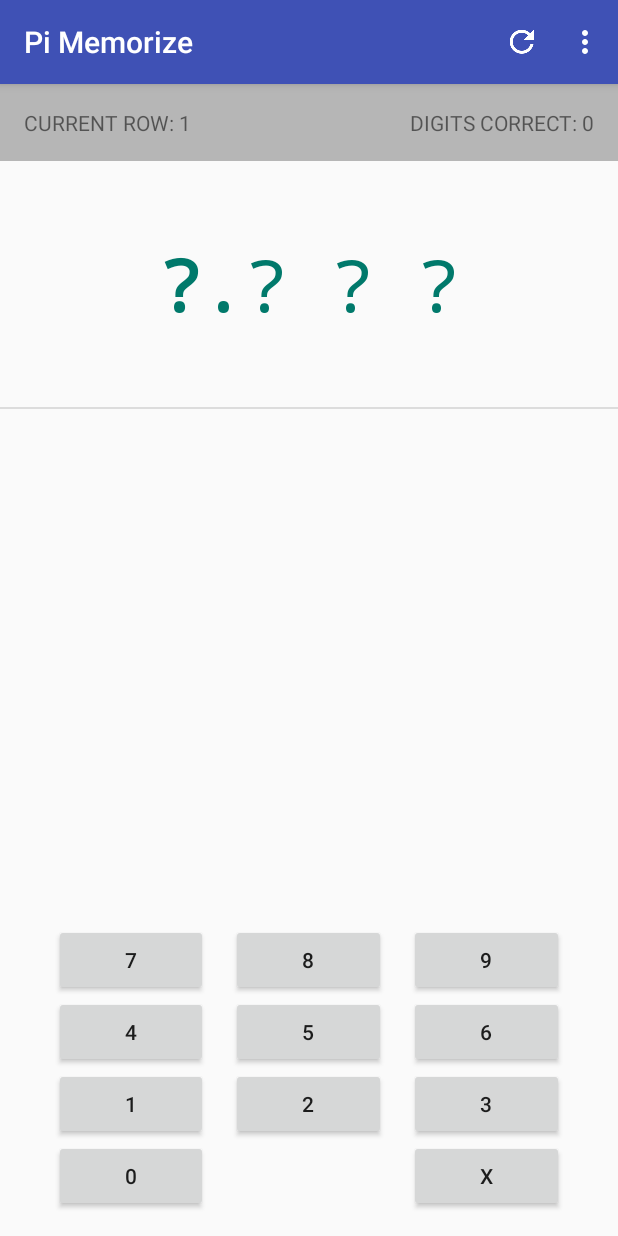
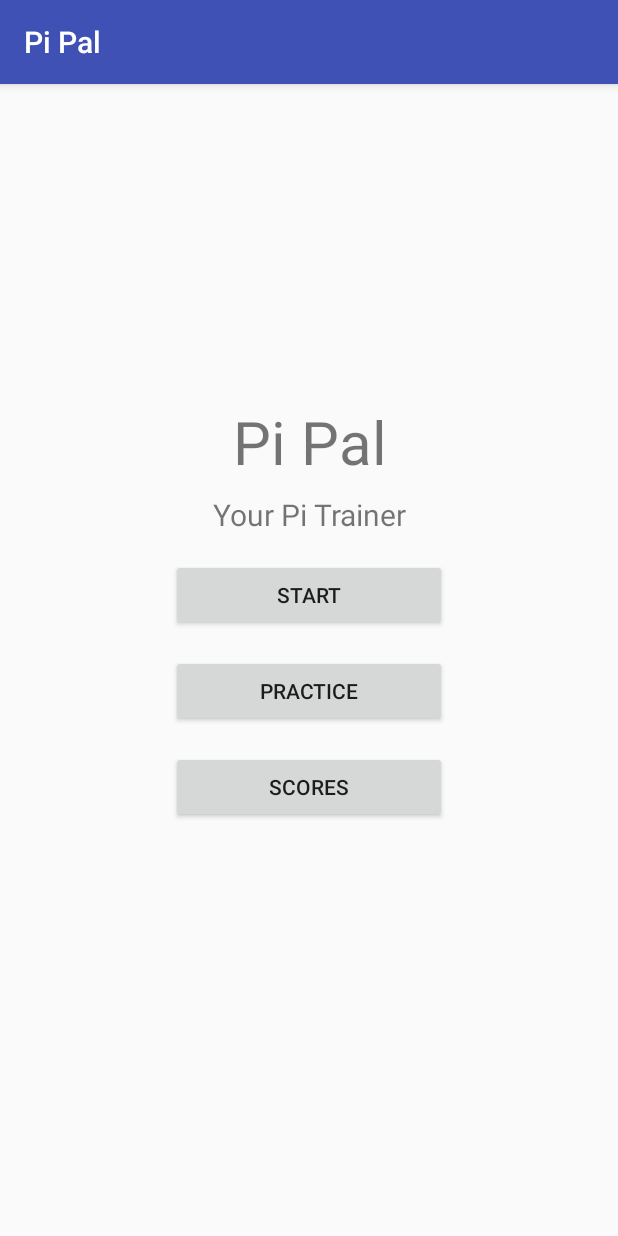
Before and after one commit to MXYMIN/Pi-Pal, an Android app: the screen it shows after launch (MainActivity before the commit, MainMenuActivity after it), on a phone screen of 412 x 824 dp. Run offline under Robolectric (Android 15) with nearby library versions, the phone set to English and light mode, and no system bars.

Commit message:
Added main menu activity. Menu button from dialog now goes to main menu. Parent activity of game set to main menu.

```diff
--- a/app/src/main/java/com/example/android/pimemorize/activities/MainActivity.java
+++ b/app/src/main/java/com/example/android/pimemorize/activities/MainActivity.java
@@ -54,6 +54,8 @@ public class MainActivity extends AppCompatActivity implements NumPadFragment.On
 
         Toolbar myToolbar = (Toolbar) findViewById(R.id.my_toolbar);
         setSupportActionBar(myToolbar);
+        getSupportActionBar().setDisplayHomeAsUpEnabled(true);
+        getSupportActionBar().setDisplayShowHomeEnabled(true);
 
         // Get references to UI elements
         View mHeaderLayout = findViewById(R.id.top_list_header);
--- /dev/null
+++ b/app/src/main/java/com/example/android/pimemorize/activities/MainMenuActivity.java
@@ -0,0 +1,34 @@
+package com.example.android.pimemorize.activities;
+
+import android.content.Intent;
+import android.support.v7.app.AppCompatActivity;
+import android.os.Bundle;
+import android.support.v7.widget.Toolbar;
+import android.view.View;
+import android.widget.Button;
+
+import com.example.android.pimemorize.R;
+
+public class MainMenuActivity extends AppCompatActivity {
+
+    @Override
+    protected void onCreate(Bundle savedInstanceState) {
+        super.onCreate(savedInstanceState);
+        setContentView(R.layout.activity_main_menu);
+
+        Toolbar myToolbar = (Toolbar) findViewById(R.id.my_toolbar);
+        setSupportActionBar(myToolbar);
+
+        Button startButton = (Button) findViewById(R.id.menu_start_button);
+        Button practiceButton = (Button) findViewById(R.id.menu_practice_button);
+        Button scoresButton = (Button) findViewById(R.id.menu_scores_button);
+
+        startButton.setOnClickListener(new View.OnClickListener() {
+            @Override
+            public void onClick(View v) {
+                Intent intent = new Intent(MainMenuActivity.this, MainActivity.class);
+                startActivity(intent);
+            }
+        });
+    }
+}
--- /dev/null
+++ b/app/src/main/res/layout/activity_main_menu.xml
@@ -0,0 +1,62 @@
+<?xml version="1.0" encoding="utf-8"?>
+<RelativeLayout xmlns:android="http://schemas.android.com/apk/res/android"
+    xmlns:tools="http://schemas.android.com/tools"
+    xmlns:app="http://schemas.android.com/apk/res-auto"
+    android:layout_width="match_parent"
+    android:layout_height="match_parent"
+    tools:context="com.example.android.pimemorize.activities.MainMenuActivity">
+
+    <android.support.v7.widget.Toolbar
+        android:id="@+id/my_toolbar"
+        android:layout_width="match_parent"
+        android:layout_height="wrap_content"
+        android:background="?attr/colorPrimary"
+        android:elevation="4dp"
+        app:popupTheme="@style/ThemeOverlay.AppCompat.Light"
+        app:theme="@style/ThemeOverlay.AppCompat.Dark.ActionBar" />
+
+    <LinearLayout
+        android:layout_width="200dp"
+        android:layout_height="wrap_content"
+        android:orientation="vertical"
+        android:layout_centerInParent="true">
+
+        <TextView
+            android:layout_width="match_parent"
+            android:layout_height="wrap_content"
+            android:textAlignment="center"
+            android:text="Pi Pal"
+            android:textSize="40dp" />
+
+        <TextView
+            android:layout_width="match_parent"
+            android:layout_height="wrap_content"
+            android:text="Your Pi Trainer"
+            android:textAlignment="center"
+            android:textSize="20dp"
+            android:layout_margin="8dp"/>
+
+        <Button
+            android:layout_margin="8dp"
+            android:id="@+id/menu_start_button"
+            android:layout_width="match_parent"
+            android:layout_height="wrap_content"
+            android:text="start"/>
+
+        <Button
+            android:layout_margin="8dp"
+            android:id="@+id/menu_practice_button"
+            android:layout_width="match_parent"
+            android:layout_height="wrap_content"
+            android:text="practice"/>
+
+        <Button
+            android:layout_margin="8dp"
+            android:id="@+id/menu_scores_button"
+            android:layout_width="match_parent"
+            android:layout_height="wrap_content"
+            android:text="scores"/>
+
+    </LinearLayout>
+
+</RelativeLayout>
--- a/app/src/main/res/layout/dialog_game_over.xml
+++ b/app/src/main/res/layout/dialog_game_over.xml
@@ -85,6 +85,7 @@
         android:layout_height="wrap_content">
 
         <Button
+            android:id="@+id/menu_button"
             android:layout_width="0dp"
             android:layout_height="wrap_content"
             android:layout_weight="1"
--- a/app/src/main/res/values/strings.xml
+++ b/app/src/main/res/values/strings.xml
@@ -1,5 +1,6 @@
 <resources>
-    <string name="app_name">Pi Memorize</string>
+    <string name="app_name">Pi Pal</string>
+    <string name="start_mode">Start</string>
     <string name="action_settings">Settings</string>
     <string name="action_refresh">Refresh</string>
 
```
Also changed, not shown: app/src/main/AndroidManifest.xml (+12 -5 lines), app/src/main/java/com/example/android/pimemorize/fragments/GameOverDialog.java (+12 -1 lines).
